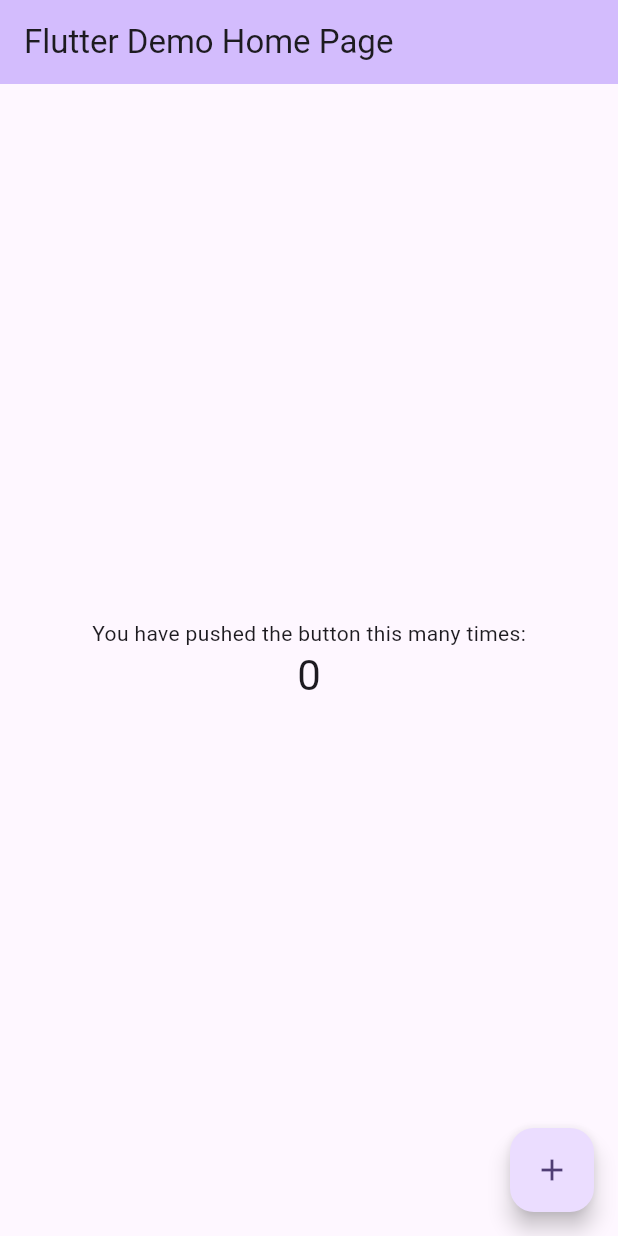
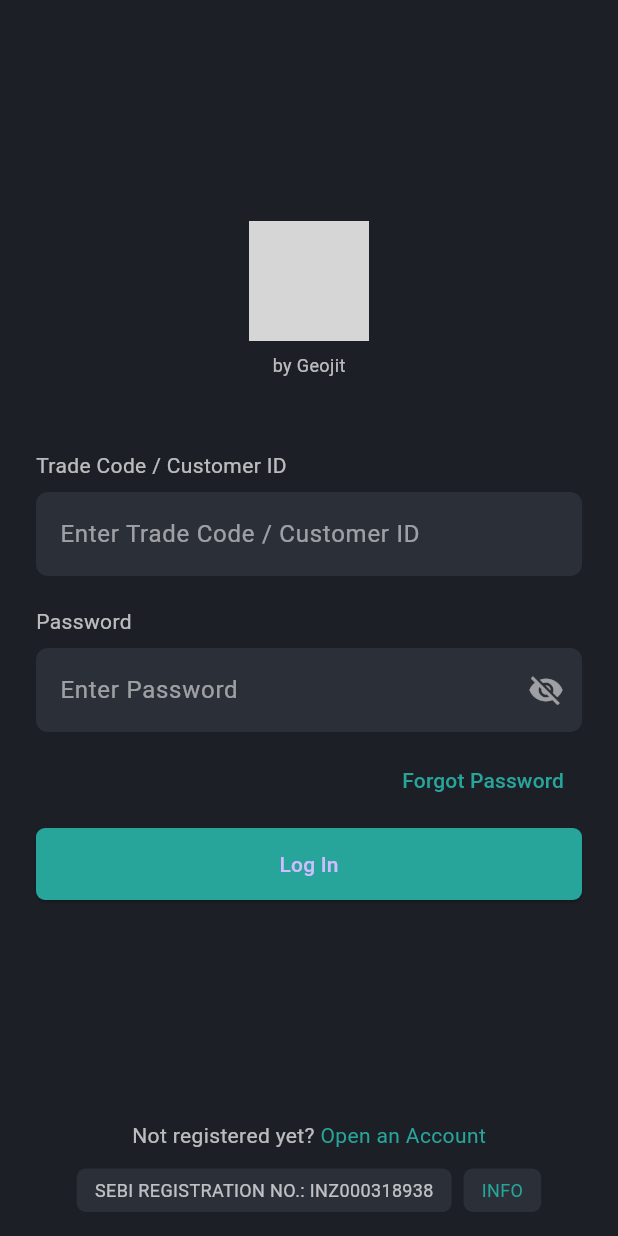
Before and after one commit to Navaskt/firebase_application, a Flutter app: the screen it shows after launch, on a phone screen of 412 x 824 dp. Run offline on Flutter 3.47's test engine with Material 3 defaults, Android fonts, the phone set to English and light mode, and no system bars; grey boxes are pictures that could not be loaded.

Commit message:
Add custom login screen and update app entry point
Introduced a new LoginScreen UI in lib/presanatation/feature/Login/UI/login_screen.dart and refactored the app entry point in main.dart to use FlipLoginApp with a dark theme and custom branding.

```diff
--- a/lib/main.dart
+++ b/lib/main.dart
@@ -1,122 +1,21 @@
+import 'package:firebase_application/presanatation/feature/Login/UI/login_screen.dart';
 import 'package:flutter/material.dart';
 
 void main() {
-  runApp(const MyApp());
+  runApp(FlipLoginApp());
 }
 
-class MyApp extends StatelessWidget {
-  const MyApp({super.key});
-
-  // This widget is the root of your application.
+class FlipLoginApp extends StatelessWidget {
   @override
   Widget build(BuildContext context) {
     return MaterialApp(
-      title: 'Flutter Demo',
-      theme: ThemeData(
-        // This is the theme of your application.
-        //
-        // TRY THIS: Try running your application with "flutter run". You'll see
-        // the application has a purple toolbar. Then, without quitting the app,
-        // try changing the seedColor in the colorScheme below to Colors.green
-        // and then invoke "hot reload" (save your changes or press the "hot
-        // reload" button in a Flutter-supported IDE, or press "r" if you used
-        // the command line to start the app).
-        //
-        // Notice that the counter didn't reset back to zero; the application
-        // state is not lost during the reload. To reset the state, use hot
-        // restart instead.
-        //
-        // This works for code too, not just values: Most code changes can be
-        // tested with just a hot reload.
-        colorScheme: ColorScheme.fromSeed(seedColor: Colors.deepPurple),
+      title: 'Flip by Geojit',
+      debugShowCheckedModeBanner: false,
+      theme: ThemeData.dark().copyWith(
+        scaffoldBackgroundColor: Color(0xFF1C1F26),
+        primaryColor: Color(0xFF28A59B),
       ),
-      home: const MyHomePage(title: 'Flutter Demo Home Page'),
+      home: LoginScreen(),
     );
   }
 }
-
-class MyHomePage extends StatefulWidget {
-  const MyHomePage({super.key, required this.title});
-
-  // This widget is the home page of your application. It is stateful, meaning
-  // that it has a State object (defined below) that contains fields that affect
-  // how it looks.
-
-  // This class is the configuration for the state. It holds the values (in this
-  // case the title) provided by the parent (in this case the App widget) and
-  // used by the build method of the State. Fields in a Widget subclass are
-  // always marked "final".
-
-  final String title;
-
-  @override
-  State<MyHomePage> createState() => _MyHomePageState();
-}
-
-class _MyHomePageState extends State<MyHomePage> {
-  int _counter = 0;
-
-  void _incrementCounter() {
-    setState(() {
-      // This call to setState tells the Flutter framework that something has
-      // changed in this State, which causes it to rerun the build method below
-      // so that the display can reflect the updated values. If we changed
-      // _counter without calling setState(), then the build method would not be
-      // called again, and so nothing would appear to happen.
-      _counter++;
-    });
-  }
-
-  @override
-  Widget build(BuildContext context) {
-    // This method is rerun every time setState is called, for instance as done
-    // by the _incrementCounter method above.
-    //
-    // The Flutter framework has been optimized to make rerunning build methods
-    // fast, so that you can just rebuild anything that needs updating rather
-    // than having to individually change instances of widgets.
-    return Scaffold(
-      appBar: AppBar(
-        // TRY THIS: Try changing the color here to a specific color (to
-        // Colors.amber, perhaps?) and trigger a hot reload to see the AppBar
-        // change color while the other colors stay the same.
-        backgroundColor: Theme.of(context).colorScheme.inversePrimary,
-        // Here we take the value from the MyHomePage object that was created by
-        // the App.build method, and use it to set our appbar title.
-        title: Text(widget.title),
-      ),
-      body: Center(
-        // Center is a layout widget. It takes a single child and positions it
-        // in the middle of the parent.
-        child: Column(
-          // Column is also a layout widget. It takes a list of children and
-          // arranges them vertically. By default, it sizes itself to fit its
-          // children horizontally, and tries to be as tall as its parent.
-          //
-          // Column has various properties to control how it sizes itself and
-          // how it positions its children. Here we use mainAxisAlignment to
-          // center the children vertically; the main axis here is the vertical
-          // axis because Columns are vertical (the cross axis would be
-          // horizontal).
-          //
-          // TRY THIS: Invoke "debug painting" (choose the "Toggle Debug Paint"
-          // action in the IDE, or press "p" in the console), to see the
-          // wireframe for each widget.
-          mainAxisAlignment: MainAxisAlignment.center,
-          children: <Widget>[
-            const Text('You have pushed the button this many times:'),
-            Text(
-              '$_counter',
-              style: Theme.of(context).textTheme.headlineMedium,
-            ),
-          ],
-        ),
-      ),
-      floatingActionButton: FloatingActionButton(
-        onPressed: _incrementCounter,
-        tooltip: 'Increment',
-        child: const Icon(Icons.add),
-      ), // This trailing comma makes auto-formatting nicer for build methods.
-    );
-  }
-}
--- /dev/null
+++ b/lib/presanatation/feature/Login/UI/login_screen.dart
@@ -0,0 +1,188 @@
+import 'package:flutter/material.dart';
+
+class LoginScreen extends StatefulWidget {
+  const LoginScreen({super.key});
+
+  @override
+  State<LoginScreen> createState() => _LoginScreenState();
+}
+
+class _LoginScreenState extends State<LoginScreen> {
+  bool _obscurePassword = true;
+
+  @override
+  Widget build(BuildContext context) {
+    return Scaffold(
+      body: SafeArea(
+        child: Padding(
+          padding: const EdgeInsets.symmetric(horizontal: 24),
+          child: Column(
+            mainAxisAlignment: MainAxisAlignment.center,
+            children: [
+              Spacer(),
+              Center(
+                child: Column(
+                  children: [
+                    Image.asset(
+                      'assets/flip_logo.png', // replace with your logo path
+                      height: 80,
+                    ),
+                    SizedBox(height: 8),
+                    Text(
+                      'by Geojit',
+                      style: TextStyle(fontSize: 12, color: Colors.white70),
+                    ),
+                  ],
+                ),
+              ),
+              SizedBox(height: 48),
+              Align(
+                alignment: Alignment.centerLeft,
+                child: Text(
+                  'Trade Code / Customer ID',
+                  style: TextStyle(color: Colors.white70),
+                ),
+              ),
+              SizedBox(height: 8),
+              TextField(
+                style: TextStyle(color: Colors.white),
+                decoration: InputDecoration(
+                  hintText: 'Enter Trade Code / Customer ID',
+                  hintStyle: TextStyle(color: Colors.white54),
+                  filled: true,
+                  fillColor: Color(0xFF2B2F38),
+                  border: OutlineInputBorder(
+                    borderRadius: BorderRadius.circular(8),
+                    borderSide: BorderSide.none,
+                  ),
+                ),
+              ),
+              SizedBox(height: 20),
+              Align(
+                alignment: Alignment.centerLeft,
+                child: Text(
+                  'Password',
+                  style: TextStyle(color: Colors.white70),
+                ),
+              ),
+              SizedBox(height: 8),
+              TextField(
+                obscureText: _obscurePassword,
+                style: TextStyle(color: Colors.white),
+                decoration: InputDecoration(
+                  hintText: 'Enter Password',
+                  hintStyle: TextStyle(color: Colors.white54),
+                  filled: true,
+                  fillColor: Color(0xFF2B2F38),
+                  border: OutlineInputBorder(
+                    borderRadius: BorderRadius.circular(8),
+                    borderSide: BorderSide.none,
+                  ),
+                  suffixIcon: IconButton(
+                    icon: Icon(
+                      _obscurePassword
+                          ? Icons.visibility_off
+                          : Icons.visibility,
+                      color: Colors.white54,
+                    ),
+                    onPressed: () {
+                      setState(() {
+                        _obscurePassword = !_obscurePassword;
+                      });
+                    },
+                  ),
+                ),
+              ),
+              SizedBox(height: 8),
+              Align(
+                alignment: Alignment.centerRight,
+                child: TextButton(
+                  onPressed: () {},
+                  child: Text(
+                    'Forgot Password',
+                    style: TextStyle(color: Color(0xFF28A59B)),
+                  ),
+                ),
+              ),
+              SizedBox(height: 8),
+              SizedBox(
+                width: double.infinity,
+                height: 48,
+                child: ElevatedButton(
+                  onPressed: () {},
+                  style: ElevatedButton.styleFrom(
+                    backgroundColor: Color(0xFF28A59B),
+                    shape: RoundedRectangleBorder(
+                      borderRadius: BorderRadius.circular(6),
+                    ),
+                  ),
+                  child: Text('Log In'),
+                ),
+              ),
+              Spacer(),
+              Column(
+                children: [
+                  Row(
+                    mainAxisAlignment: MainAxisAlignment.center,
+                    children: [
+                      Text(
+                        'Not registered yet? ',
+                        style: TextStyle(color: Colors.white70),
+                      ),
+                      GestureDetector(
+                        onTap: () {},
+                        child: Text(
+                          'Open an Account',
+                          style: TextStyle(color: Color(0xFF28A59B)),
+                        ),
+                      ),
+                    ],
+                  ),
+                  SizedBox(height: 12),
+                  Row(
+                    mainAxisAlignment: MainAxisAlignment.center,
+                    children: [
+                      Container(
+                        padding: EdgeInsets.symmetric(
+                          horizontal: 12,
+                          vertical: 6,
+                        ),
+                        decoration: BoxDecoration(
+                          color: Color(0xFF2B2F38),
+                          borderRadius: BorderRadius.circular(6),
+                        ),
+                        child: Text(
+                          'SEBI REGISTRATION NO.: INZ000318938',
+                          style: TextStyle(fontSize: 12, color: Colors.white70),
+                        ),
+                      ),
+                      SizedBox(width: 8),
+                      Container(
+                        padding: EdgeInsets.symmetric(
+                          horizontal: 12,
+                          vertical: 6,
+                        ),
+                        decoration: BoxDecoration(
+                          color: Color(0xFF2B2F38),
+                          borderRadius: BorderRadius.circular(6),
+                        ),
+                        child: Text(
+                          'INFO',
+                          style: TextStyle(
+                            fontSize: 12,
+                            color: Color(0xFF28A59B),
+                          ),
+                        ),
+                      ),
+                    ],
+                  ),
+                  SizedBox(height: 16),
+                ],
+              ),
+            ],
+          ),
+        ),
+      ),
+    );
+  }
+}
```
Also changed, not shown: 2 other files.
